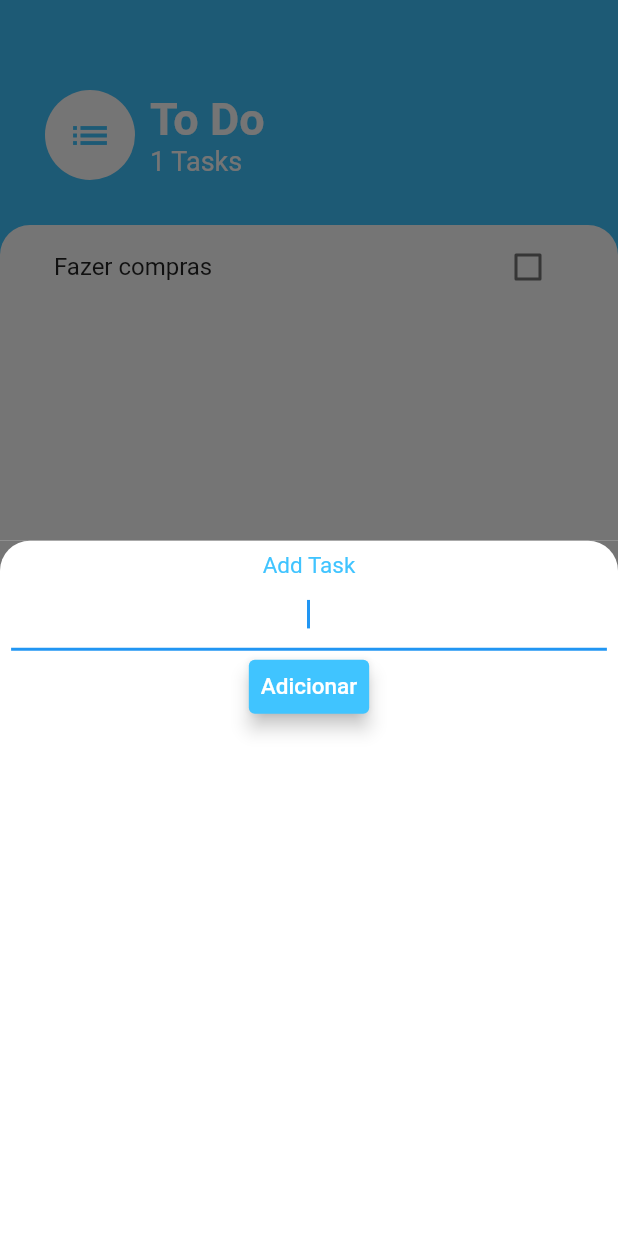
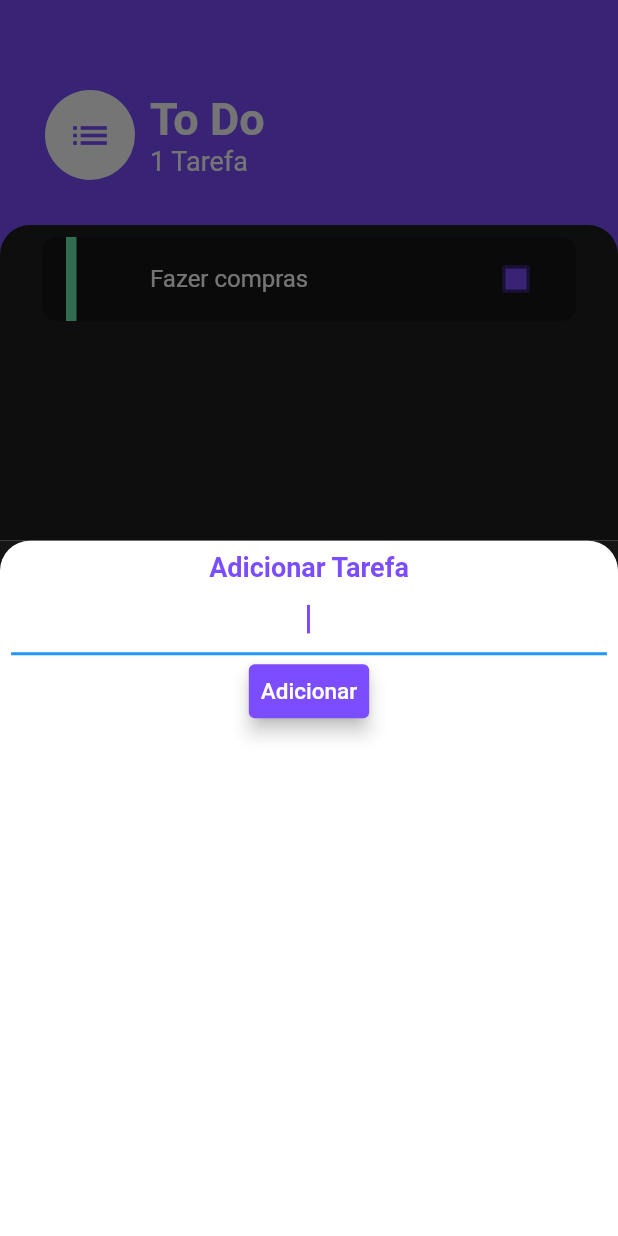
Before and after one commit to Cleber4/to_do_list, a Flutter app: the screen it shows after launch, after a tap on the "add" icon, on a phone screen of 412 x 824 dp. Run offline on Flutter 3.47's test engine with Material 2 defaults, Android fonts, the phone set to English and light mode, and no system bars.

Commit message:
[#08] - Redesign App

```diff
--- a/lib/main.dart
+++ b/lib/main.dart
@@ -13,6 +13,7 @@ class MyApp extends StatelessWidget {
     return ChangeNotifierProvider.value(
       value: TaskData(),
       child: MaterialApp(
+        debugShowCheckedModeBanner: false,
         home: TasksScreen(),
       ),
     );
--- a/lib/screens/add_task_screen.dart
+++ b/lib/screens/add_task_screen.dart
@@ -9,7 +9,7 @@ class AddTaskScreen extends StatelessWidget {
     String? newTask;
 
     return Container(
-      color: Color(0XFF757575),
+      color: Color(0XFF151515),
       child: Container(
         padding: EdgeInsets.all(7.4),
         decoration: BoxDecoration(
@@ -22,15 +22,16 @@ class AddTaskScreen extends StatelessWidget {
         child: Column(
           children: [
             Text(
-              'Add Task',
+              'Adicionar Tarefa',
               textAlign: TextAlign.center,
               style: TextStyle(
-                color: Colors.lightBlueAccent,
-                fontSize: 15.0,
-              ),
+                  color: Colors.deepPurpleAccent,
+                  fontSize: 18.0,
+                  fontWeight: FontWeight.bold),
             ),
             TextField(
               autofocus: true,
+              cursorColor: Colors.deepPurpleAccent,
               textAlign: TextAlign.center,
               onChanged: (newText) {
                 newTask = newText;
@@ -43,7 +44,7 @@ class AddTaskScreen extends StatelessWidget {
               ),
               style: TextButton.styleFrom(
                 primary: Colors.white,
-                backgroundColor: Colors.lightBlueAccent,
+                backgroundColor: Colors.deepPurpleAccent,
                 shadowColor: Colors.black,
                 elevation: 5,
               ),
--- a/lib/screens/tasks_screen.dart
+++ b/lib/screens/tasks_screen.dart
@@ -9,10 +9,20 @@ import 'package:to_do_list/widgets/task_list_widget.dart';
 class TasksScreen extends StatelessWidget {
   @override
   Widget build(BuildContext context) {
+    final textTaskCount = Provider.of<TaskData>(context).taskCount;
+    String textTask;
+    if (textTaskCount == 0) {
+      textTask = 'tarefas no momento';
+    } else if (textTaskCount == 1) {
+      textTask = 'Tarefa';
+    } else {
+      textTask = 'Tarefas';
+    }
+
     return Scaffold(
-      backgroundColor: Colors.lightBlueAccent,
+      backgroundColor: Colors.deepPurpleAccent,
       floatingActionButton: FloatingActionButton(
-        backgroundColor: Colors.lightBlueAccent,
+        backgroundColor: Colors.deepPurpleAccent,
         child: Icon(Icons.add),
         onPressed: () {
           showModalBottomSheet(
@@ -35,7 +45,7 @@ class TasksScreen extends StatelessWidget {
                       child: Icon(
                         Icons.list,
                         size: 30.0,
-                        color: Colors.lightBlueAccent,
+                        color: Colors.deepPurpleAccent,
                       ),
                       radius: 30.0,
                       backgroundColor: Colors.white,
@@ -55,7 +65,7 @@ class TasksScreen extends StatelessWidget {
                           ),
                         ),
                         Text(
-                          '${Provider.of<TaskData>(context).taskCount} Tasks',
+                          '$textTaskCount $textTask',
                           style: TextStyle(
                             color: Colors.white,
                             fontSize: 18.0,
@@ -72,7 +82,7 @@ class TasksScreen extends StatelessWidget {
             child: Container(
               padding: EdgeInsets.symmetric(horizontal: 20.0),
               decoration: BoxDecoration(
-                  color: Colors.white,
+                  color: Color(0XFF1E1E1E),
                   borderRadius: BorderRadius.only(
                     topLeft: Radius.circular(20.0),
                     topRight: Radius.circular(20.0),
--- a/lib/widgets/task_tile_widget.dart
+++ b/lib/widgets/task_tile_widget.dart
@@ -16,18 +16,38 @@ class TaskTile extends StatelessWidget {
 
   @override
   Widget build(BuildContext context) {
-    return ListTile(
+    return Padding(
+      padding: const EdgeInsets.all(8.0),
+      child: Container(
+        decoration: BoxDecoration(
+          color: Color(0XFF151515),
+          borderRadius: BorderRadius.circular(10.0),
+          // gradient: LinearGradient(
+          //     begin: Alignment.topLeft,
+          //     end: Alignment(0.8, 0.0),
+          //     colors: <Color>[Color(0xffee0000), Color(0xffeeee00)]),
+        ),
+        child: ListTile(
           onLongPress: longPressCallBack,
+          leading: Container(
+            color: isChecked ? Colors.redAccent : Colors.greenAccent,
+            width: 7.0,
+          ),
           title: Text(
             taskTitle,
             style: TextStyle(
                 decoration: isChecked ? TextDecoration.lineThrough : null,
+                color: Colors.white),
+          ),
+          trailing: Checkbox(
+            activeColor: Colors.deepPurpleAccent,
+            fillColor: MaterialStateColor.resolveWith(
+              (states) => Colors.deepPurpleAccent,
+            ),
+            value: isChecked,
+            onChanged: checkboxCallBack,
           ),
         ),
-      trailing: Checkbox(
-        activeColor: Colors.lightBlueAccent,
-        value: isChecked,
-        onChanged: checkboxCallBack,
       ),
     );
   }
--- a/pubspec.yaml
+++ b/pubspec.yaml
@@ -46,8 +46,8 @@ flutter:
   uses-material-design: true
 
   # To add assets to your application, add an assets section, like this:
-  # assets:
-  #   - images/a_dot_burr.jpeg
+  assets:
+    - assets/
   #   - images/a_dot_ham.jpeg
 
   # An image asset can refer to one or more resolution-specific "variants", see
```
Also changed, not shown: pubspec.lock. Lines whose indentation alone changed are shown as unchanged.
